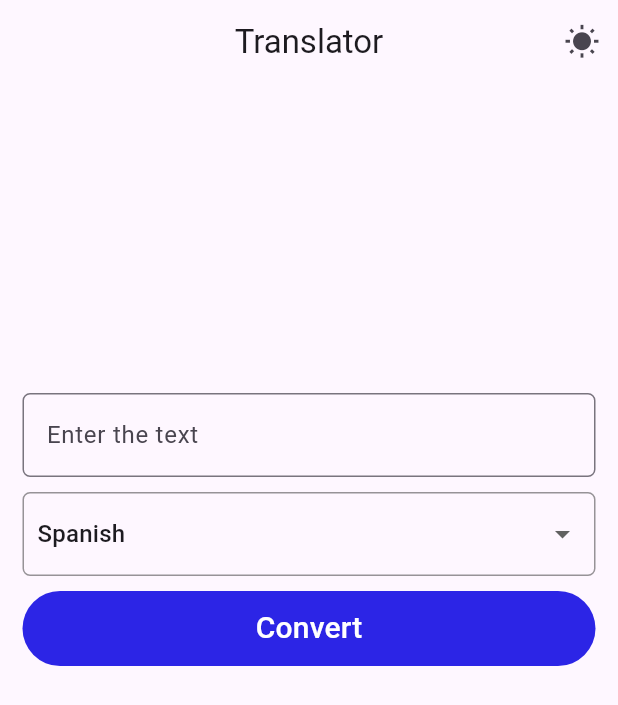
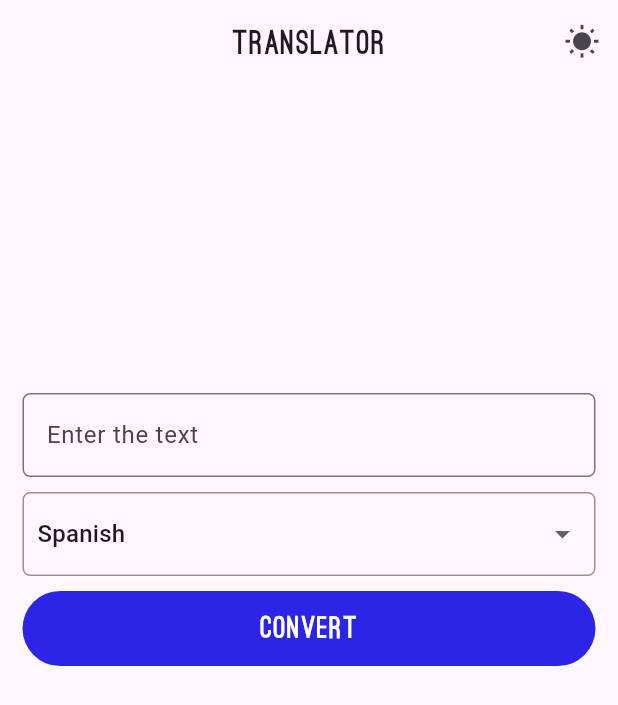
Before and after one commit to iiitl/translate_app, a Flutter app: the screen it shows after launch, on a phone screen of 412 x 824 dp. Shown: the top 705 px of the screen. Run offline on Flutter 3.47's test engine with Material 3 defaults, Android fonts, the light colour scheme and no system bars.

Commit message:
Fonts added

```diff
--- a/translate_app/lib/main.dart
+++ b/translate_app/lib/main.dart
@@ -3,10 +3,12 @@
 import 'package:translate_app/models/language.dart';
 import 'package:translate_app/services/service.dart';
 import 'dart:ui' as ui show Canvas, Paint, Path;
+
 // import 'package:get/get.dart';
 void main() {
-  runApp( MyApp());
+  runApp(MyApp());
 }
+
 List<Language> list = [
   Language(lang: 'es', language: "Spanish"),
   Language(lang: 'fr', language: "France"),
@@ -29,49 +31,50 @@
   @override
   State<MyApp> createState() => _MyAppState();
 }
-bool _iconBool=false;
 
-IconData _iconLight =Icons.wb_sunny;
-IconData _iconDark =Icons.nights_stay;
+bool _iconBool = false;
 
-ThemeData _lightTheme =ThemeData(
+IconData _iconLight = Icons.wb_sunny;
+IconData _iconDark = Icons.nights_stay;
+
+ThemeData _lightTheme = ThemeData(
   primarySwatch: Colors.amber,
   brightness: Brightness.light,
 );
 
-ThemeData _darkTheme =ThemeData(
+ThemeData _darkTheme = ThemeData(
   primarySwatch: Colors.red,
   brightness: Brightness.dark,
 );
-
 
 class _MyAppState extends State<MyApp> {
   @override
   Widget build(BuildContext context) {
     return MaterialApp(
-      theme:  _iconBool ? _darkTheme : _lightTheme,
+      theme: _iconBool ? _darkTheme : _lightTheme,
       home: Scaffold(
         appBar: AppBar(
-          title: const Text("Translator"),
+          title: const Text("Translator",style: TextStyle(
+              fontFamily: 'OstrichSans',
+            letterSpacing: 1,
+          ),),
           centerTitle: true,
-
           actions: [
-            IconButton(onPressed: (){
-              setState(() {
-                _iconBool=!_iconBool;
-              });
-            },
+            IconButton(
+              onPressed: () {
+                setState(() {
+                  _iconBool = !_iconBool;
+                });
+              },
               icon: Icon(_iconBool ? _iconDark : _iconLight),
             )
           ],
-
         ),
         body: LanguageTranslator(),
       ),
     );
   }
 }
-
 
 class LanguageTranslator extends StatefulWidget {
   const LanguageTranslator({super.key});
@@ -103,8 +106,10 @@
               TextField(
                 decoration: InputDecoration(
                     hintText: 'Enter the text',
+
                     border: OutlineInputBorder(
                         borderRadius: BorderRadius.circular(5))),
+
                 controller: _input,
                 onChanged: (value) {
                   _input.text = value;
@@ -169,7 +174,7 @@
                   child: isVisible
                       ? const Text(
                           "Convert",
-                          style: TextStyle(fontSize: 20),
+                          style: TextStyle(fontSize: 20, fontFamily: 'OstrichSans',letterSpacing: 1,),
                         )
                       : const CircularProgressIndicator(
                           color: Colors.white,
```
Also changed, not shown: translate_app/pubspec.yaml (+4 -4 lines), translate_app/fonts/OstrichSans-Black.otf (added), translate_app/fonts/OstrichSans-Bold.otf (added), translate_app/fonts/OstrichSans-Heavy.otf (added), translate_app/fonts/OstrichSans-Light.otf (added), translate_app/fonts/OstrichSans-Medium.otf (added), translate_app/fonts/OstrichSansDashed-Medium.otf (added), translate_app/fonts/OstrichSansRounded-Medium.otf (added), translate_app/fonts/Roboto-BoldItalic.ttf (added), translate_app/fonts/Roboto-Italic.ttf (added), translate_app/fonts/Roboto-Light.ttf (added), translate_app/fonts/Roboto-LightItalic.ttf (added), translate_app/fonts/Roboto-Medium.ttf (added), translate_app/fonts/Roboto-MediumItalic.ttf (added), 4 more files, 1 other file.
